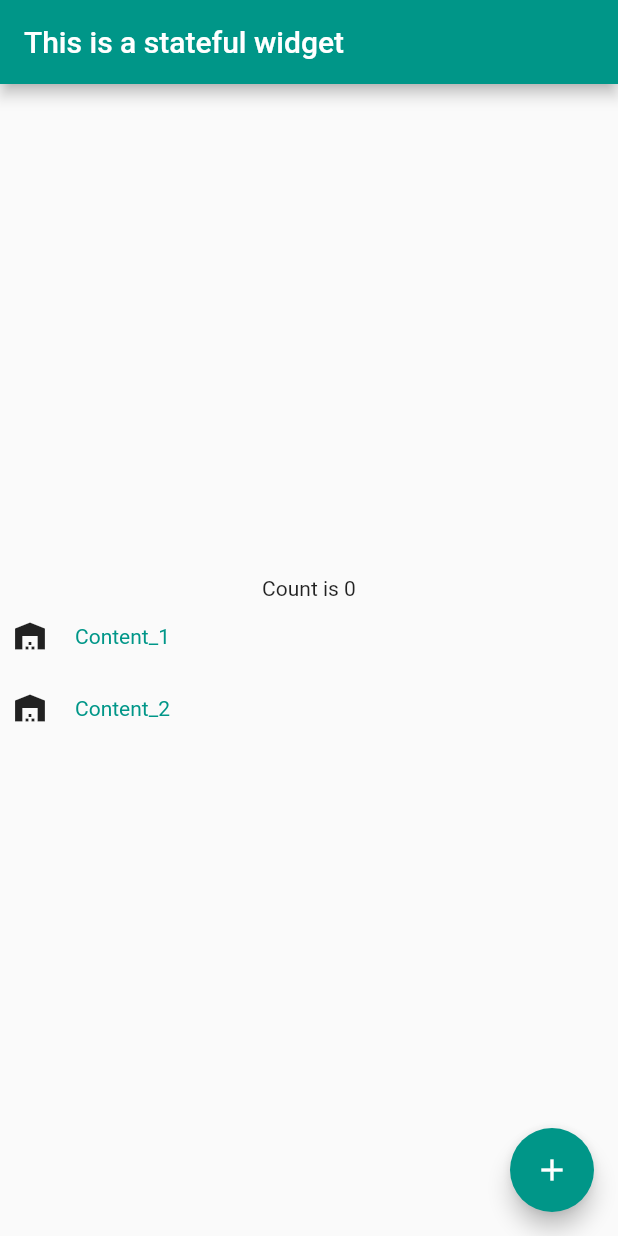
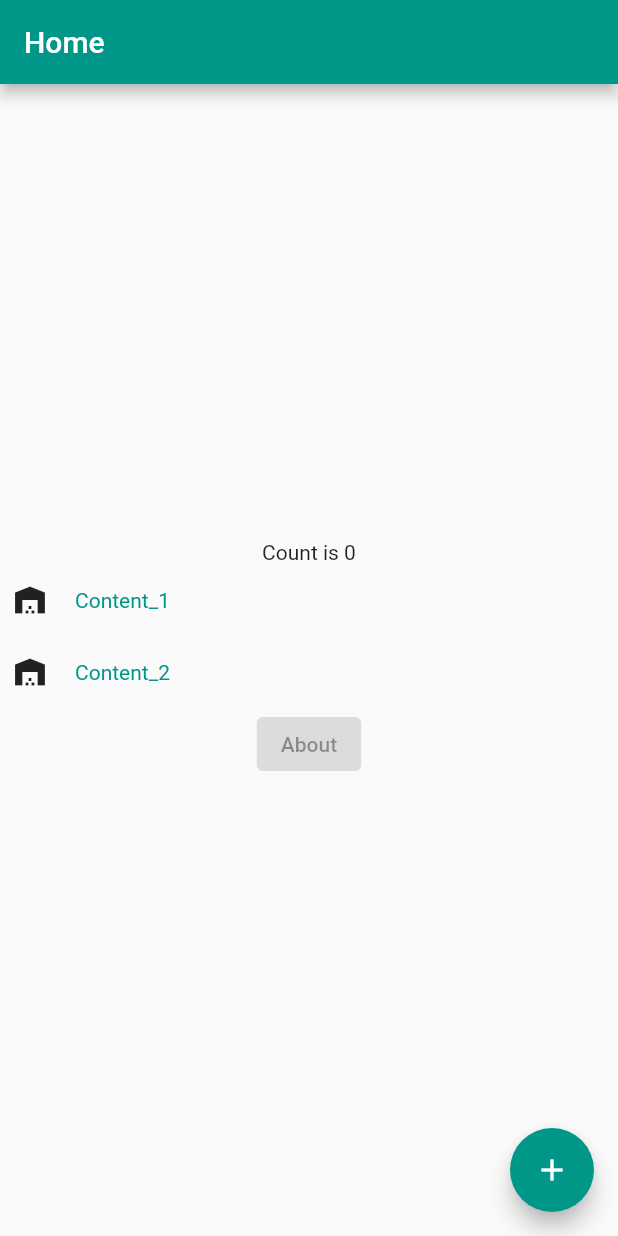
Before and after one commit to AnawaratneMANA/ctse_flutter_lectures, a Flutter app: the screen it shows after launch, on a phone screen of 412 x 824 dp. Run offline on Flutter 3.47's test engine with Material 2 defaults, Android fonts, the phone set to English and light mode, and no system bars; missing offline and left inert: dart:ffi.

Commit message:
Elevated added.

```diff
--- /dev/null
+++ b/lib/components/layout.dart
@@ -0,0 +1,19 @@
+import 'package:flutter/material.dart';
+
+class Layout extends StatelessWidget {
+  final String title;
+  final Widget? body;
+  final Widget? floatingActionButton;
+  const Layout({Key? key, required this.title, this.body, this.floatingActionButton}) : super(key: key);
+
+  @override
+  Widget build(BuildContext context) {
+    return Scaffold(
+      appBar: AppBar(
+        title: Text(title),
+      ),
+      body: body,
+      floatingActionButton: floatingActionButton,
+    );
+  }
+}
--- /dev/null
+++ b/lib/screens/about.dart
@@ -0,0 +1,14 @@
+import 'package:flutter/material.dart';
+
+class About extends StatelessWidget {
+  const About({Key? key}) : super(key: key);
+
+  @override
+  Widget build(BuildContext context) {
+    return Scaffold(
+      appBar: AppBar(
+        app
+      )
+    );
+  }
+}
--- a/lib/screens/home.dart
+++ b/lib/screens/home.dart
@@ -1,6 +1,7 @@
 import 'dart:ffi';
 import 'package:flutter/cupertino.dart';
 import 'package:flutter/material.dart';
+import 'package:lab2/components/layout.dart';
 import '../components/list_item.dart';
 
 class Home extends StatefulWidget {
@@ -24,10 +25,8 @@ class _HomeState extends State<Home> {
 
   @override
   Widget build(BuildContext context){
-    return Scaffold(
-      appBar: AppBar(
-        title: const Text("This is a stateful widget"),
-      ),
+    return Layout(
+      title: "Home",
       body: Column(
         mainAxisAlignment: MainAxisAlignment.center,
         children: [
@@ -37,6 +36,7 @@ class _HomeState extends State<Home> {
           ),
           ListItem(content: "Content_1"),
           ListItem(content: "Content_2"),
+          ElevatedButton(onPressed: null, child: Text("About")),
         ],
       ),
       floatingActionButton: FloatingActionButton(
```
